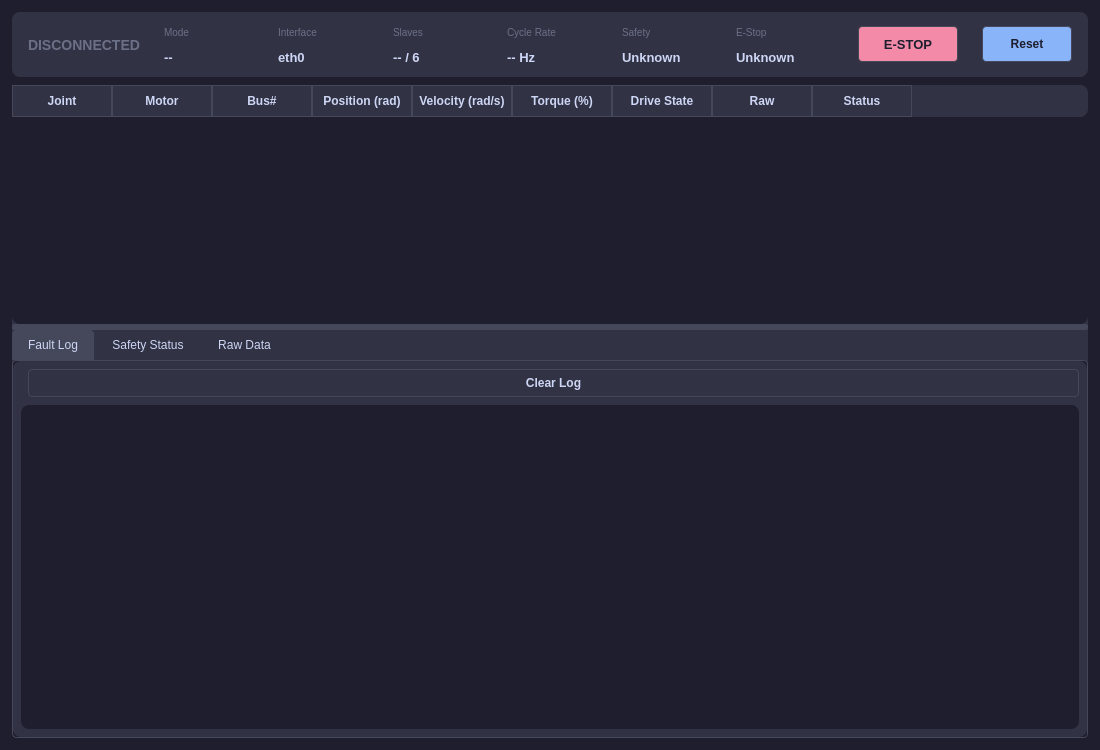
Above: src/tools/arm_gui_tools/ui/ethercat_monitor.ui from LD-Robots/ldr-harambe-arms-sim2real before the change. Below: the same form after it.
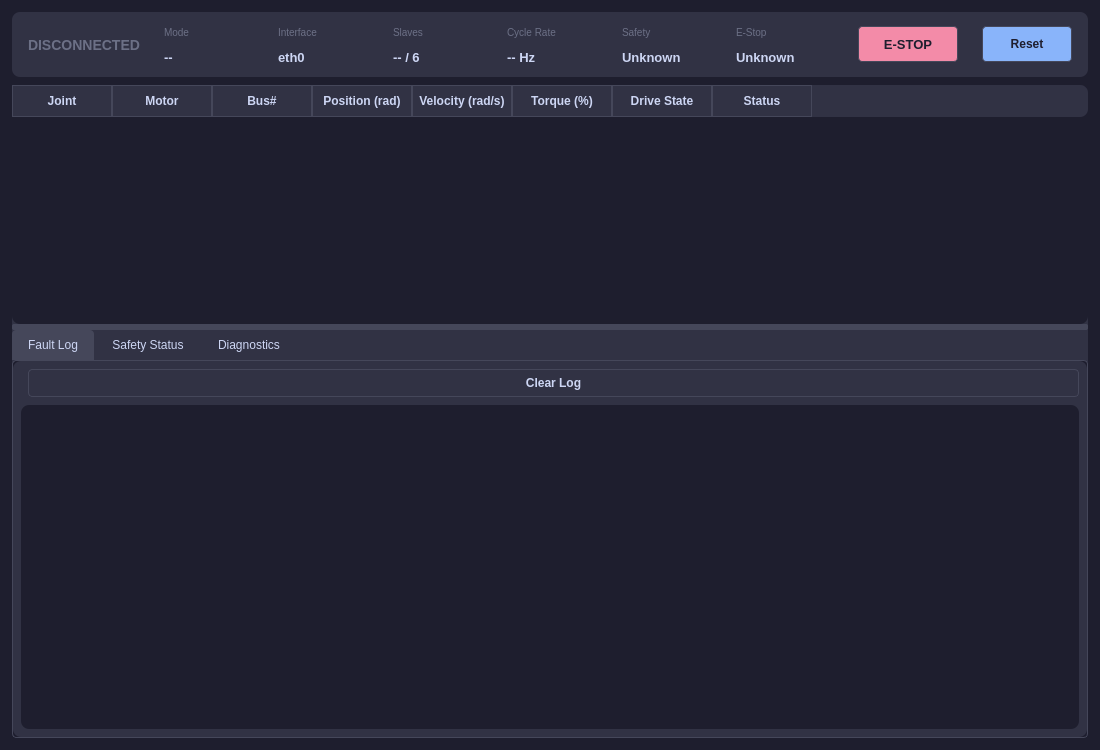
That is the form after the change.

Patch:
```diff
--- a/src/tools/arm_gui_tools/ui/ethercat_monitor.ui
+++ b/src/tools/arm_gui_tools/ui/ethercat_monitor.ui
@@ -244,7 +244,7 @@
       <!-- MAIN DATA TABLE -->
       <widget class="QTableWidget" name="table_joints">
        <property name="columnCount">
-        <number>9</number>
+        <number>8</number>
        </property>
        <property name="rowCount">
         <number>0</number>
@@ -279,9 +279,6 @@
        <column>
         <property name="text"><string>Drive State</string></property>
        </column>
-       <column>
-        <property name="text"><string>Raw</string></property>
-       </column>
        <column>
         <property name="text"><string>Status</string></property>
        </column>
@@ -435,7 +432,7 @@
       <!-- Tab 2: Raw Data -->
       <widget class="QWidget" name="tab_raw_data">
        <attribute name="title">
-        <string>Raw Data</string>
+        <string>Diagnostics</string>
        </attribute>
        <layout class="QVBoxLayout" name="layout_raw_data">
         <property name="spacing"><number>8</number></property>
```
Left out of the diff: 2 changed lines with no effect on the pictures.
